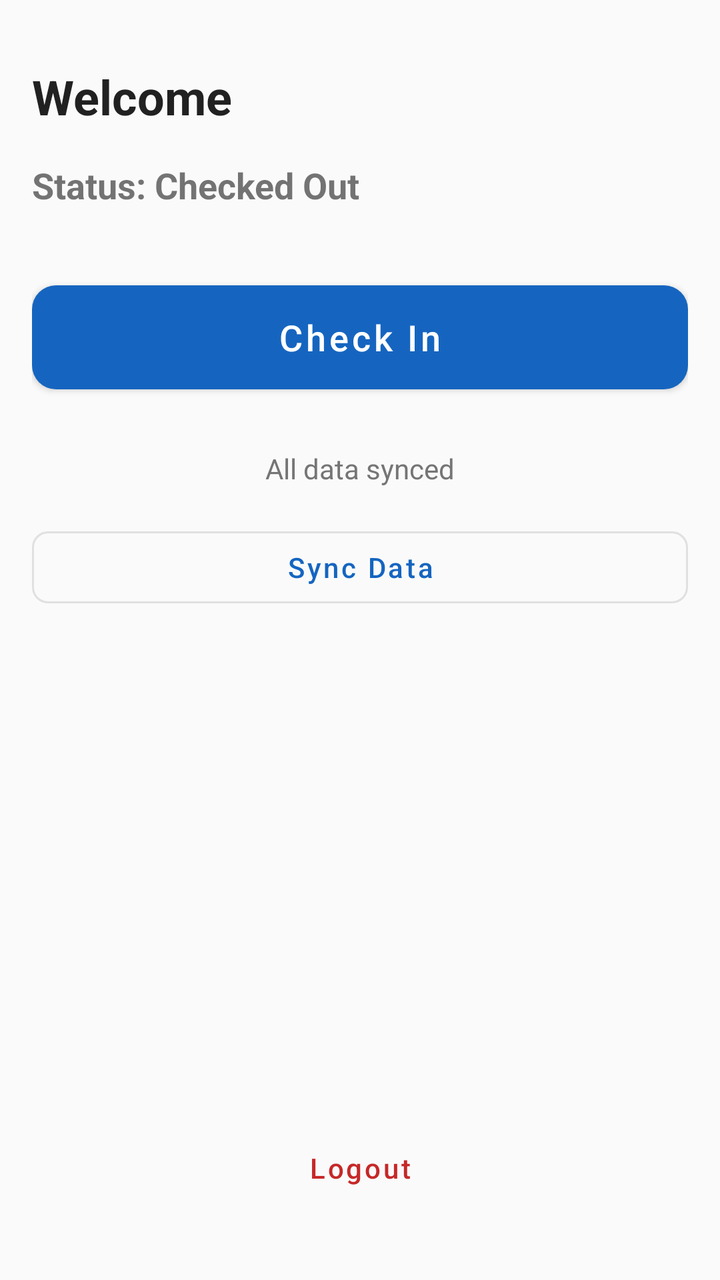
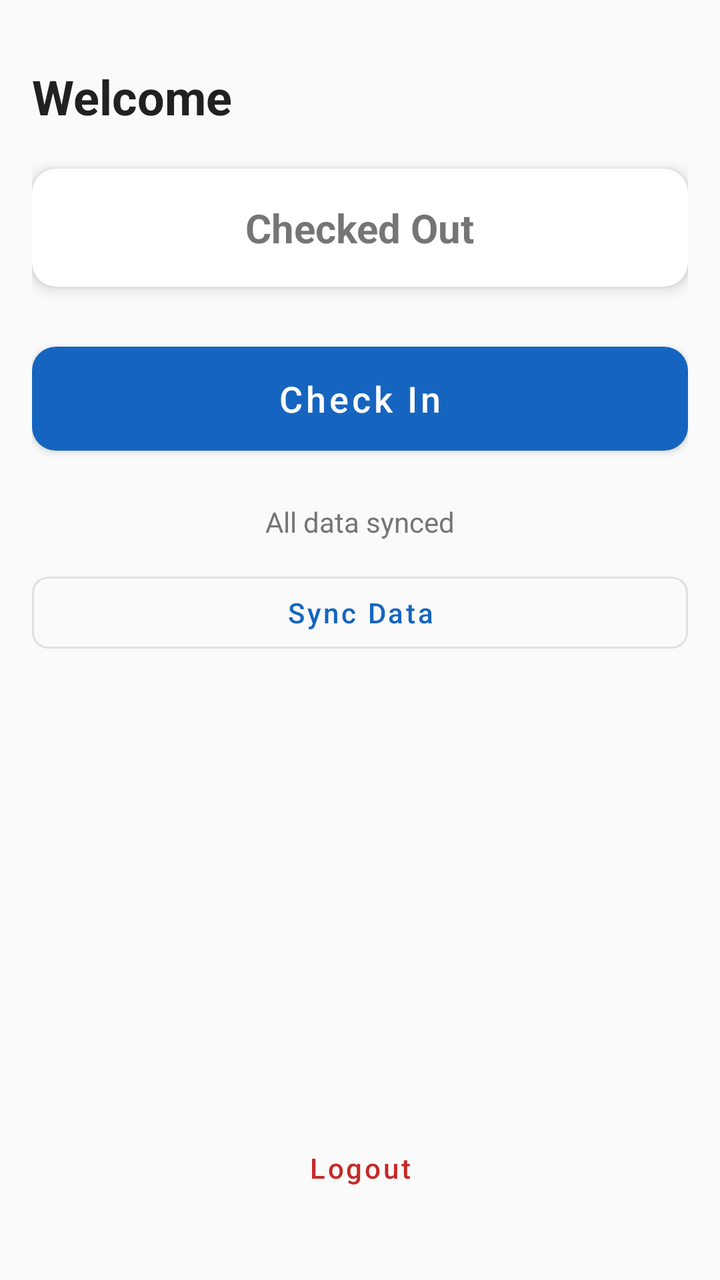

The first picture is an Android layout as it rendered before a commit; the second is the same layout after the commit. The layout source and the unified diff follow.
<!-- AndroidManifest.xml: application theme Theme.FieldTrack -->
<!-- res/layout/fragment_home.xml -->
<?xml version="1.0" encoding="utf-8"?>
<androidx.constraintlayout.widget.ConstraintLayout xmlns:android="http://schemas.android.com/apk/res/android"
    xmlns:app="http://schemas.android.com/apk/res-auto"
    android:layout_width="match_parent"
    android:layout_height="match_parent"
    android:padding="16dp"
    android:background="@color/background">

    <TextView
        android:id="@+id/tv_welcome"
        android:layout_width="0dp"
        android:layout_height="wrap_content"
        android:text="Welcome"
        android:textSize="24sp"
        android:textStyle="bold"
        android:textColor="@color/on_background"
        app:layout_constraintTop_toTopOf="parent"
        app:layout_constraintStart_toStartOf="parent"
        app:layout_constraintEnd_toEndOf="parent"
        android:layout_marginTop="16dp" />

    <TextView
        android:id="@+id/tv_status"
        android:layout_width="0dp"
        android:layout_height="wrap_content"
        android:text="Status: Checked Out"
        android:textSize="18sp"
        android:textStyle="bold"
        android:layout_marginTop="16dp"
        app:layout_constraintTop_toBottomOf="@id/tv_welcome"
        app:layout_constraintStart_toStartOf="parent"
        app:layout_constraintEnd_toEndOf="parent" />

    <com.google.android.material.button.MaterialButton
        android:id="@+id/btn_check_in_out"
        android:layout_width="0dp"
        android:layout_height="64dp"
        android:text="Check In"
        android:textSize="18sp"
        android:textAllCaps="false"
        app:cornerRadius="12dp"
        android:layout_marginTop="32dp"
        app:layout_constraintTop_toBottomOf="@id/tv_status"
        app:layout_constraintStart_toStartOf="parent"
        app:layout_constraintEnd_toEndOf="parent" />

    <TextView
        android:id="@+id/tv_unsynced_count"
        android:layout_width="0dp"
        android:layout_height="wrap_content"
        android:text="All data synced"
        android:textSize="14sp"
        android:textColor="@color/on_surface_variant"
        android:layout_marginTop="24dp"
        android:gravity="center"
        app:layout_constraintTop_toBottomOf="@id/btn_check_in_out"
        app:layout_constraintStart_toStartOf="parent"
        app:layout_constraintEnd_toEndOf="parent" />

    <com.google.android.material.button.MaterialButton
        android:id="@+id/btn_sync"
        style="@style/Widget.MaterialComponents.Button.OutlinedButton"
        android:layout_width="0dp"
        android:layout_height="48dp"
        android:text="Sync Data"
        android:textAllCaps="false"
        app:cornerRadius="8dp"
        android:layout_marginTop="16dp"
        app:layout_constraintTop_toBottomOf="@id/tv_unsynced_count"
        app:layout_constraintStart_toStartOf="parent"
        app:layout_constraintEnd_toEndOf="parent" />

    <com.google.android.material.button.MaterialButton
        android:id="@+id/btn_logout"
        style="@style/Widget.MaterialComponents.Button.TextButton"
        android:layout_width="wrap_content"
        android:layout_height="wrap_content"
        android:text="Logout"
        android:textAllCaps="false"
        android:textColor="@color/status_rejected"
        app:layout_constraintBottom_toBottomOf="parent"
        app:layout_constraintStart_toStartOf="parent"
        app:layout_constraintEnd_toEndOf="parent"
        android:layout_marginBottom="16dp" />

</androidx.constraintlayout.widget.ConstraintLayout>
<!-- resources referenced by this layout -->
<resources>
  <color name="background">#FAFAFA</color>
  <color name="on_background">#212121</color>
  <color name="on_surface_variant">#757575</color>
  <color name="status_rejected">#C62828</color>
  <style name="Theme.FieldTrack" parent="Theme.MaterialComponents.Light.DarkActionBar">
          <item name="colorPrimary">@color/primary</item>
          <item name="colorPrimaryDark">@color/primary_dark</item>
          <item name="colorPrimaryVariant">@color/primary_variant</item>
          <item name="colorOnPrimary">@color/on_primary</item>
          <item name="colorSecondary">@color/secondary</item>
          <item name="colorSecondaryVariant">@color/secondary_variant</item>
          <item name="colorOnSecondary">@color/on_secondary</item>
          <item name="android:colorBackground">@color/background</item>
          <item name="colorOnBackground">@color/on_background</item>
          <item name="colorSurface">@color/surface</item>
          <item name="colorOnSurface">@color/on_surface</item>
          <item name="colorError">@color/error</item>
          <item name="colorOnError">@color/on_error</item>
          <item name="android:statusBarColor">@color/primary_dark</item>
      </style>
  <color name="primary">#1565C0</color>
  <color name="primary_dark">#0D47A1</color>
  <color name="primary_variant">#1976D2</color>
  <color name="on_primary">#FFFFFF</color>
  <color name="secondary">#00897B</color>
  <color name="secondary_variant">#00695C</color>
  <color name="on_secondary">#FFFFFF</color>
  <color name="surface">#FFFFFF</color>
  <color name="on_surface">#212121</color>
  <color name="error">#D32F2F</color>
  <color name="on_error">#FFFFFF</color>
</resources>

<!-- the commit's change to res/layout/fragment_home.xml (unified diff, before → after) -->
@@ -19,18 +19,58 @@
         app:layout_constraintEnd_toEndOf="parent"
         android:layout_marginTop="16dp" />
 
-    <TextView
-        android:id="@+id/tv_status"
+    
+    <com.google.android.material.card.MaterialCardView
+        android:id="@+id/card_status"
         android:layout_width="0dp"
         android:layout_height="wrap_content"
-        android:text="Status: Checked Out"
-        android:textSize="18sp"
-        android:textStyle="bold"
-        android:layout_marginTop="16dp"
+        android:layout_marginTop="20dp"
+        app:cardCornerRadius="12dp"
+        app:cardElevation="4dp"
+        app:contentPadding="16dp"
         app:layout_constraintTop_toBottomOf="@id/tv_welcome"
         app:layout_constraintStart_toStartOf="parent"
-        app:layout_constraintEnd_toEndOf="parent" />
+        app:layout_constraintEnd_toEndOf="parent">
 
+        <LinearLayout
+            android:layout_width="match_parent"
+            android:layout_height="wrap_content"
+            android:orientation="vertical"
+            android:gravity="center">
+
+            <TextView
+                android:id="@+id/tv_status"
+                android:layout_width="wrap_content"
+                android:layout_height="wrap_content"
+                android:text="Checked Out"
+                android:textSize="20sp"
+                android:textStyle="bold" />
+
+            <TextView
+                android:id="@+id/tv_check_in_time"
+                android:layout_width="wrap_content"
+                android:layout_height="wrap_content"
+                android:layout_marginTop="8dp"
+                android:textSize="14sp"
+                android:textColor="@color/on_surface_variant"
+                android:visibility="gone" />
+
+            <TextView
+                android:id="@+id/tv_work_duration"
+                android:layout_width="wrap_content"
+                android:layout_height="wrap_content"
+                android:layout_marginTop="8dp"
+                android:text="00:00:00"
+                android:textSize="36sp"
+                android:textStyle="bold"
+                android:textColor="@color/primary"
+                android:visibility="gone" />
+
+        </LinearLayout>
+
+    </com.google.android.material.card.MaterialCardView>
+
+    
     <com.google.android.material.button.MaterialButton
         android:id="@+id/btn_check_in_out"
         android:layout_width="0dp"
@@ -39,11 +79,22 @@
         android:textSize="18sp"
         android:textAllCaps="false"
         app:cornerRadius="12dp"
-        android:layout_marginTop="32dp"
-        app:layout_constraintTop_toBottomOf="@id/tv_status"
+        android:layout_marginTop="24dp"
+        app:layout_constraintTop_toBottomOf="@id/card_status"
         app:layout_constraintStart_toStartOf="parent"
         app:layout_constraintEnd_toEndOf="parent" />
 
+    <ProgressBar
+        android:id="@+id/progress_bar"
+        android:layout_width="wrap_content"
+        android:layout_height="wrap_content"
+        android:visibility="gone"
+        app:layout_constraintTop_toBottomOf="@id/btn_check_in_out"
+        app:layout_constraintStart_toStartOf="parent"
+        app:layout_constraintEnd_toEndOf="parent"
+        android:layout_marginTop="8dp" />
+
+    
     <TextView
         android:id="@+id/tv_unsynced_count"
         android:layout_width="0dp"
@@ -51,9 +102,9 @@
         android:text="All data synced"
         android:textSize="14sp"
         android:textColor="@color/on_surface_variant"
-        android:layout_marginTop="24dp"
+        android:layout_marginTop="20dp"
         android:gravity="center"
-        app:layout_constraintTop_toBottomOf="@id/btn_check_in_out"
+        app:layout_constraintTop_toBottomOf="@id/progress_bar"
         app:layout_constraintStart_toStartOf="parent"
         app:layout_constraintEnd_toEndOf="parent" />
 
@@ -65,11 +116,12 @@
         android:text="Sync Data"
         android:textAllCaps="false"
         app:cornerRadius="8dp"
-        android:layout_marginTop="16dp"
+        android:layout_marginTop="12dp"
         app:layout_constraintTop_toBottomOf="@id/tv_unsynced_count"
         app:layout_constraintStart_toStartOf="parent"
         app:layout_constraintEnd_toEndOf="parent" />
 
+    
     <com.google.android.material.button.MaterialButton
         android:id="@+id/btn_logout"
         style="@style/Widget.MaterialComponents.Button.TextButton"
